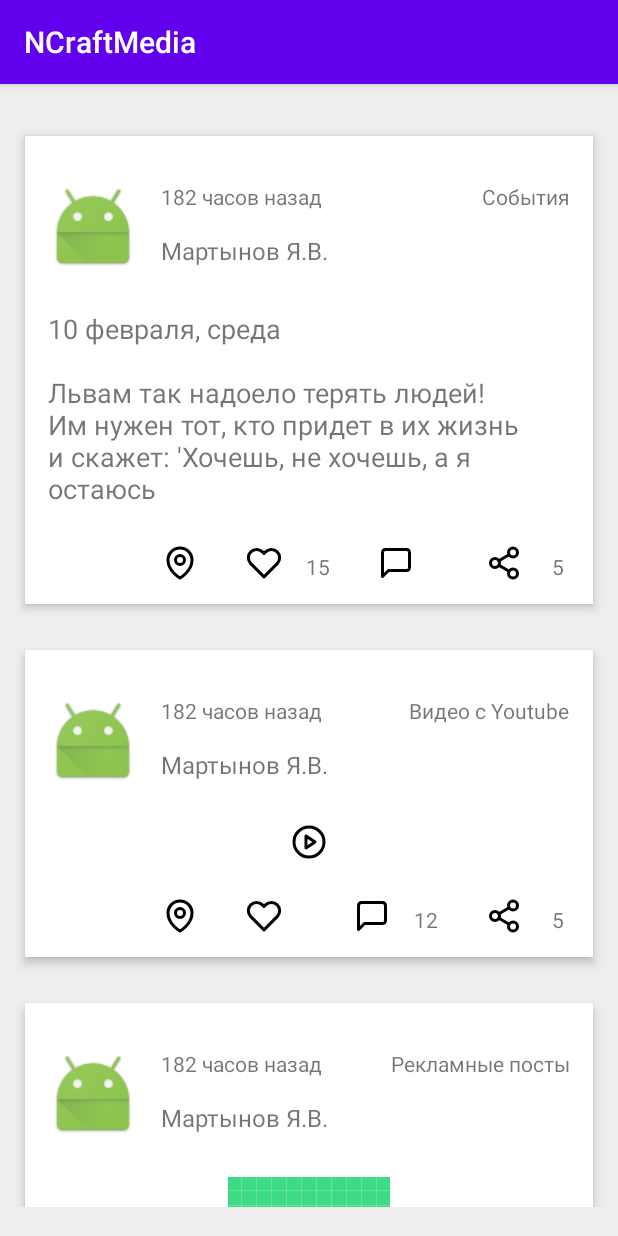
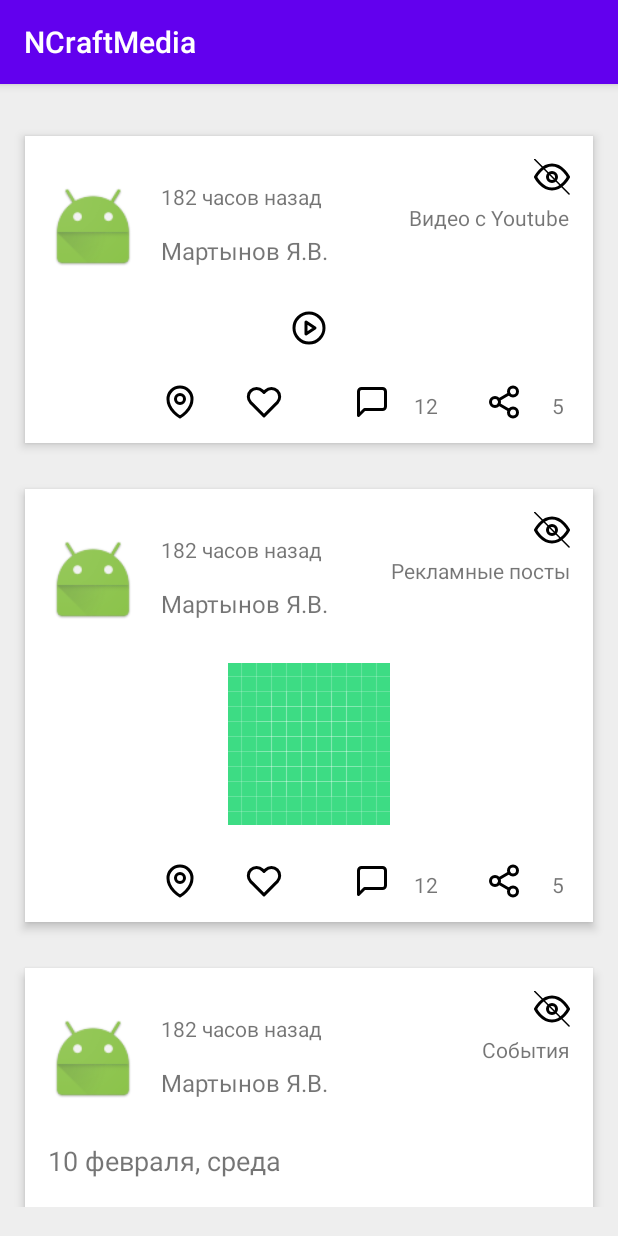
Before and after one commit to yarchike/work_2_3, an Android app: the screen it shows after launch (MainActivity), on a phone screen of 412 x 824 dp. Run offline under Robolectric (Android 15) with nearby library versions, the phone set to English and light mode, and no system bars; pictures from the network do not load.

Commit message:
Добавлена кнопка hide Добавлена поле hide Реализованна проверка постов на поле Hide перед передачей в адаптера

```diff
--- a/app/src/main/java/com/yarchike/work_2_1/MainActivity.kt
+++ b/app/src/main/java/com/yarchike/work_2_1/MainActivity.kt
@@ -1,8 +1,6 @@
 package com.yarchike.work_2_1
 
 
-import android.content.Intent
-import android.net.Uri
 import android.os.Bundle
 import android.util.Log
 import android.view.View
@@ -37,6 +35,12 @@ class MainActivity : AppCompatActivity() {
 
     private fun addData() {
         val data = PostData.getDataBase()
+        val iterator = data.listIterator()
+        while (iterator.hasNext()) {
+            if (iterator.next().hidePost) {
+                iterator.remove()
+            }
+        }
         postAdapter.submiDataList(data)
     }
 
@@ -49,9 +53,4 @@ class MainActivity : AppCompatActivity() {
     }
 
 
-    fun clicVideo(view: View) {
-
-    }
-
-
 }
--- a/app/src/main/java/com/yarchike/work_2_1/Post.kt
+++ b/app/src/main/java/com/yarchike/work_2_1/Post.kt
@@ -11,15 +11,16 @@ data class Post(
     var isLike: Boolean,
     val isComment: Boolean,
     val isShare: Boolean,
-    val adress:String,
+    val adress: String,
     val coordinates: Pair<Double, Double>,
     val type: PostTypes,
-    val url : String? = null,
+    val url: String? = null,
     val dateRepost: Long? = null,
-    val autorRepost: String? = null
+    val autorRepost: String? = null,
+    var hidePost: Boolean = false
 
 ) {
     override fun toString(): String {
-        return "$id : $isLike : $like"
+        return "$id : $hidePost"
     }
 }
--- a/app/src/main/java/com/yarchike/work_2_1/PostAdapter.kt
+++ b/app/src/main/java/com/yarchike/work_2_1/PostAdapter.kt
@@ -2,7 +2,6 @@ package com.yarchike.work_2_1
 
 import android.content.Intent
 import android.graphics.Color
-import android.icu.util.ValueIterator
 import android.net.Uri
 import android.view.LayoutInflater
 import android.view.View
@@ -15,7 +14,7 @@ import kotlinx.android.synthetic.main.postv_view.view.*
 
 class PostAdapter : RecyclerView.Adapter<RecyclerView.ViewHolder>() {
 
-    var items: List<Post> = ArrayList()
+    var items: ArrayList<Post> = ArrayList()
     override fun onCreateViewHolder(parent: ViewGroup, viewType: Int): RecyclerView.ViewHolder {
         return PostViewHolder(
             LayoutInflater.from(
@@ -39,16 +38,15 @@ class PostAdapter : RecyclerView.Adapter<RecyclerView.ViewHolder>() {
         when (holder) {
             is PostViewHolder -> (
                     holder.bind(items[position])
-
                     )
         }
     }
 
-    fun submiDataList(blockList: List<Post>) {
+    fun submiDataList(blockList: ArrayList<Post>) {
         items = blockList
     }
 
-    class PostViewHolder
+    inner class PostViewHolder
     constructor(itemView: View) : RecyclerView.ViewHolder(itemView) {
         val autorText = itemView.autorText
         val postText = itemView.postText
@@ -63,8 +61,14 @@ class PostAdapter : RecyclerView.Adapter<RecyclerView.ViewHolder>() {
         val repostDateText = itemView.repostDateText
         val repostAutorText = itemView.repostAutorText
         val typePost = itemView.typePost
+        val imageHide = itemView.imageHide
 
         fun bind(post: Post) {
+            if (post.hidePost) {
+                items.remove(post)
+            }
+
+
             val requesoption = RequestOptions().placeholder(R.drawable.ic_launcher_background)
                 .error(R.drawable.ic_launcher_background)
             when (post.type) {
@@ -106,21 +110,8 @@ class PostAdapter : RecyclerView.Adapter<RecyclerView.ViewHolder>() {
 
 
                     repostAutorText.setText(post.autorRepost)
-                    val publishedAgo = (java.lang.System.currentTimeMillis() - post.dateRepost!!) / 1000
-                    val toMin = if (publishedAgo > 3599) {
-                        publishedAgo / 3600
-                    } else {
-                        publishedAgo / 60
-                    }
-                    val dateString = when (publishedAgo) {
-                        in 0..59 -> "менее минуты назад"
-                        in 60..179 -> "минуту назад"
-                        in 180..299 -> "$toMin минуты назад"
-                        in 300..3599 -> "$toMin минут назад"
-                        in 3600..17999 -> "$toMin часа назад"
-                        else -> "$toMin часов назад "
-                    }
-                    repostDateText.setText(dateString)
+
+                    repostDateText.setText(dateToString(post))
                     typePost.setText(R.string.Reposts)
                 }
 
@@ -153,21 +144,7 @@ class PostAdapter : RecyclerView.Adapter<RecyclerView.ViewHolder>() {
             }
 
 
-            val publishedAgo = (java.lang.System.currentTimeMillis() - post.date) / 1000
-            val toMin = if (publishedAgo > 3599) {
-                publishedAgo / 3600
-            } else {
-                publishedAgo / 60
-            }
-            val dateString = when (publishedAgo) {
-                in 0..59 -> "менее минуты назад"
-                in 60..179 -> "минуту назад"
-                in 180..299 -> "$toMin минуты назад"
-                in 300..3599 -> "$toMin минут назад"
-                in 3600..17999 -> "$toMin часа назад"
-                else -> "$toMin часов назад "
-            }
-            datePost.setText(dateString)
+            datePost.setText(dateToString(post))
 
 
 
@@ -196,8 +173,32 @@ class PostAdapter : RecyclerView.Adapter<RecyclerView.ViewHolder>() {
                 }
                 itemView.context.startActivity(intent)
             }
+            imageHide.setOnClickListener {
+                post.hidePost = true
+                items.remove(post)
+                notifyDataSetChanged()
+
+            }
 
 
+        }
+
+        private fun dateToString(post: Post): String {
+            val publishedAgo = (System.currentTimeMillis() - post.date) / 1000
+            val toMin = if (publishedAgo > 3599) {
+                publishedAgo / 3600
+            } else {
+                publishedAgo / 60
+            }
+            val dateString = when (publishedAgo) {
+                in 0..59 -> "менее минуты назад"
+                in 60..179 -> "минуту назад"
+                in 180..299 -> "$toMin минуты назад"
+                in 300..3599 -> "$toMin минут назад"
+                in 3600..17999 -> "$toMin часа назад"
+                else -> "$toMin часов назад "
+            }
+            return dateString
         }
 
     }
--- a/app/src/main/java/com/yarchike/work_2_1/PostData.kt
+++ b/app/src/main/java/com/yarchike/work_2_1/PostData.kt
@@ -6,42 +6,107 @@ class PostData {
         fun getDataBase(): ArrayList<Post> {
             val list = ArrayList<Post>()
 
-            list.add(Post(
-                12, 1594585699570, "Мартынов Я.В.",
+            list.add(
+                Post(
+                    12,
+                    1594585699570,
+                    "Мартынов Я.В.",
                     "10 февраля, среда\n" +
                             "\n" +
                             "Львам так надоело терять людей! \n" +
                             "Им нужен тот, кто придет в их жизнь \n" +
-                        "и скажет: 'Хочешь, не хочешь, а я остаюсь", 15,
-                0, 5, isLike = false, isComment = false, isShare = false,
-                adress = "Проспект Королева дом 5", coordinates = Pair(55.921606, 37.841268),type = PostTypes.Events))
-            list.add(Post(
-                13, 1594585699570, "Мартынов Я.В.",
-                "https://www.youtube.com/watch?v=jaVljl8mdqI", 0,
-                12, 5, isLike = false, isComment = false, isShare = false,
-                adress = "Проспект Королева дом 5", coordinates = Pair(55.921606, 37.841268), type = PostTypes.YoutubeVideo
-            ))
-            list.add(Post(14, 1594585699570, "Мартынов Я.В.",
-                "https://sun1-30.userapi.com/c631531/v631531139/5b0f/t3HG4Ql5dRc.jpg", 0,
-                12, 5, isLike = false, isComment = false, isShare = false,
-                adress = "Проспект Королева дом 5", coordinates = Pair(55.921606, 37.841268), type = PostTypes.SponsoredPosts, url = "https://vk.com/night_ghostss"))
-            list.add(Post(
-                14, 1594585699570, "Мартынов Я.В.",
+                            "и скажет: 'Хочешь, не хочешь, а я остаюсь",
+                    15,
+                    0,
+                    5,
+                    isLike = false,
+                    isComment = false,
+                    isShare = false,
+                    adress = "Проспект Королева дом 5",
+                    coordinates = Pair(55.921606, 37.841268),
+                    type = PostTypes.Events,
+                    hidePost = true
+                )
+            )
+            list.add(
+                Post(
+                    13,
+                    1594585699570,
+                    "Мартынов Я.В.",
+                    "https://www.youtube.com/watch?v=jaVljl8mdqI",
+                    0,
+                    12,
+                    5,
+                    isLike = false,
+                    isComment = false,
+                    isShare = false,
+                    adress = "Проспект Королева дом 5",
+                    coordinates = Pair(55.921606, 37.841268),
+                    type = PostTypes.YoutubeVideo
+                )
+            )
+            list.add(
+                Post(
+                    14,
+                    1594585699570,
+                    "Мартынов Я.В.",
+                    "https://sun1-30.userapi.com/c631531/v631531139/5b0f/t3HG4Ql5dRc.jpg",
+                    0,
+                    12,
+                    5,
+                    isLike = false,
+                    isComment = false,
+                    isShare = false,
+                    adress = "Проспект Королева дом 5",
+                    coordinates = Pair(55.921606, 37.841268),
+                    type = PostTypes.SponsoredPosts,
+                    url = "https://vk.com/night_ghostss"
+                )
+            )
+            list.add(
+                Post(
+                    14,
+                    1594585699570,
+                    "Мартынов Я.В.",
                     "10 февраля, среда\n" +
                             "\n" +
                             "Львам так надоело терять людей! \n" +
                             "Им нужен тот, кто придет в их жизнь \n" +
-                        "и скажет: 'Хочешь, не хочешь, а я остаюсь", 15,
-                0, 5, isLike = false, isComment = false, isShare = false,
-                adress = "Проспект Королева дом 5", coordinates = Pair(55.921606, 37.841268),type = PostTypes.Events))
-            list.add(Post(14, 1594585699570, "Мартынов Я.В.",
+                            "и скажет: 'Хочешь, не хочешь, а я остаюсь",
+                    15,
+                    0,
+                    5,
+                    isLike = false,
+                    isComment = false,
+                    isShare = false,
+                    adress = "Проспект Королева дом 5",
+                    coordinates = Pair(55.921606, 37.841268),
+                    type = PostTypes.Events
+                )
+            )
+            list.add(
+                Post(
+                    14,
+                    1594585699570,
+                    "Мартынов Я.В.",
                     "10 февраля, среда\n" +
                             "\n" +
                             "Львам так надоело терять людей! \n" +
                             "Им нужен тот, кто придет в их жизнь \n" +
-                        "и скажет: 'Хочешь, не хочешь, а я остаюсь", 15,
-                0, 5, isLike = false, isComment = false, isShare = false,
-                adress = "Проспект Королева дом 5", coordinates = Pair(55.921606, 37.841268),type = PostTypes.Reposts, autorRepost = "Захаровская Евгения", dateRepost = 1595184329249 ))
+                            "и скажет: 'Хочешь, не хочешь, а я остаюсь",
+                    15,
+                    0,
+                    5,
+                    isLike = false,
+                    isComment = false,
+                    isShare = false,
+                    adress = "Проспект Королева дом 5",
+                    coordinates = Pair(55.921606, 37.841268),
+                    type = PostTypes.Reposts,
+                    autorRepost = "Захаровская Евгения",
+                    dateRepost = 1595184329249
+                )
+            )
             return list
         }
 
--- /dev/null
+++ b/app/src/main/res/drawable-v24/ic_no_eye.xml
@@ -0,0 +1,27 @@
+<vector xmlns:android="http://schemas.android.com/apk/res/android"
+    android:width="24dp"
+    android:height="24dp"
+    android:viewportWidth="24"
+    android:viewportHeight="24">
+  <path
+      android:pathData="M1,12s4,-8 11,-8s11,8 11,8s-4,8 -11,8s-11,-8 -11,-8Z"
+      android:strokeLineJoin="round"
+      android:strokeWidth="2"
+      android:fillColor="#00000000"
+      android:strokeColor="#000000"
+      android:strokeLineCap="round"/>
+  <path
+      android:pathData="M12,12m-3,0a3,3 0,1 1,6 0a3,3 0,1 1,-6 0"
+      android:strokeLineJoin="round"
+      android:strokeWidth="2"
+      android:fillColor="#00000000"
+      android:strokeColor="#000000"
+      android:strokeLineCap="round"/>
+  <path
+      android:pathData="M0.3789,0.1895L23.3684,23.3053"
+      android:strokeLineJoin="round"
+      android:strokeWidth="1"
+      android:fillColor="#00000000"
+      android:strokeColor="#000000"
+      android:strokeLineCap="round"/>
+</vector>
--- a/app/src/main/res/layout/postv_view.xml
+++ b/app/src/main/res/layout/postv_view.xml
@@ -171,9 +171,17 @@
         android:id="@+id/typePost"
         android:layout_width="wrap_content"
         android:layout_height="wrap_content"
-        android:layout_marginTop="15dp"
+        android:layout_marginTop="5dp"
         android:text="TextView"
         app:layout_constraintEnd_toEndOf="parent"
-        app:layout_constraintTop_toBottomOf="@+id/repostImgAutor" />
+        app:layout_constraintTop_toBottomOf="@+id/imageHide" />
+
+    <ImageView
+        android:id="@+id/imageHide"
+        android:layout_width="wrap_content"
+        android:layout_height="wrap_content"
+        app:layout_constraintEnd_toEndOf="parent"
+        app:layout_constraintTop_toTopOf="parent"
+        app:srcCompat="@drawable/ic_no_eye" />
 
 </androidx.constraintlayout.widget.ConstraintLayout>
```
Lines whose indentation alone changed are shown as unchanged.
